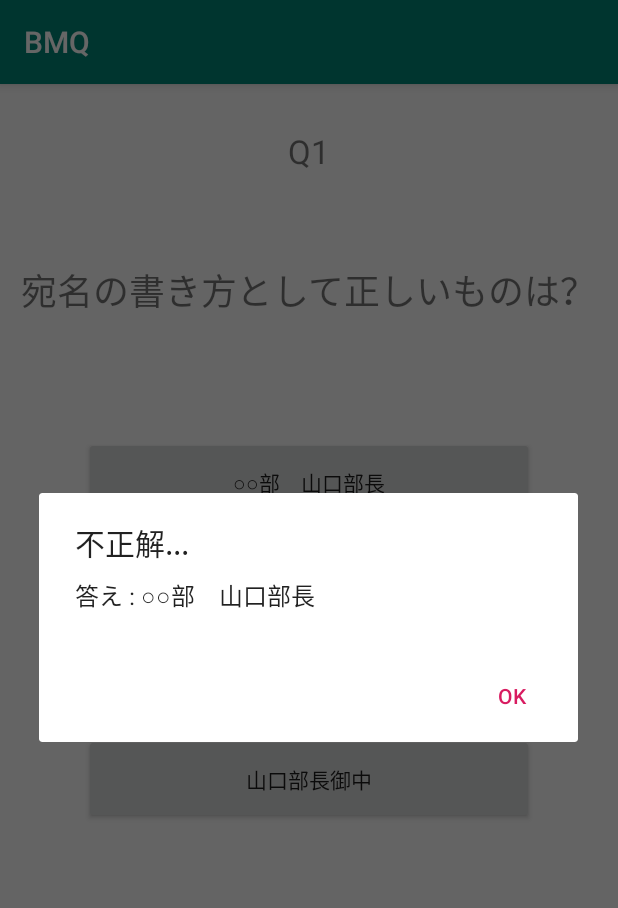
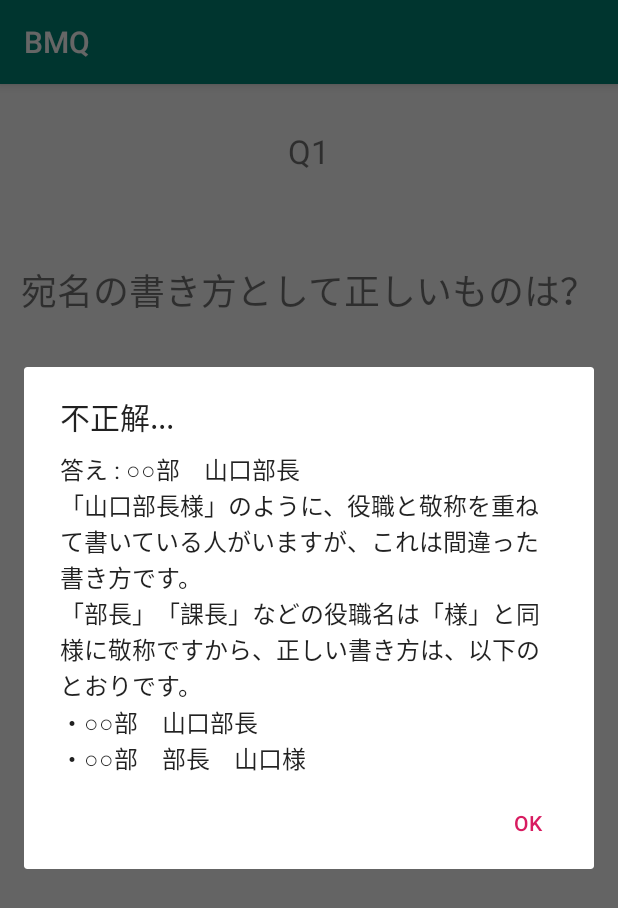
Before and after one commit to Yuk1007/DIE, an Android app: the screen it shows after launch (MainActivity), after a tap on an icon or button, on a phone screen of 412 x 824 dp. Shown: the top 908 px of the screen. Run offline under Robolectric (Android 15) with nearby library versions, the phone set to English and light mode, and no system bars.

Commit message:
解説の表示が出るはず

```diff
--- a/app/src/main/java/com/example/bmq/MainActivity.java
+++ b/app/src/main/java/com/example/bmq/MainActivity.java
@@ -160,6 +160,8 @@ public class MainActivity extends AppCompatActivity
         Button answerBtn = findViewById(view.getId());
         String btnText = answerBtn.getText().toString();
 
+        String explanation = explanationArray.get(randomNum);
+
         String alertTitle;
         if (btnText.equals(rightAnswer))
         {
@@ -174,7 +176,7 @@ public class MainActivity extends AppCompatActivity
         // ダイアログを作成
         AlertDialog.Builder builder = new AlertDialog.Builder(this);
         builder.setTitle(alertTitle);
-        builder.setMessage("答え : " + rightAnswer);
+        builder.setMessage("答え : " + rightAnswer + "\n" + explanation);
         builder.setPositiveButton("OK", new DialogInterface.OnClickListener()
         {
             @Override
```
